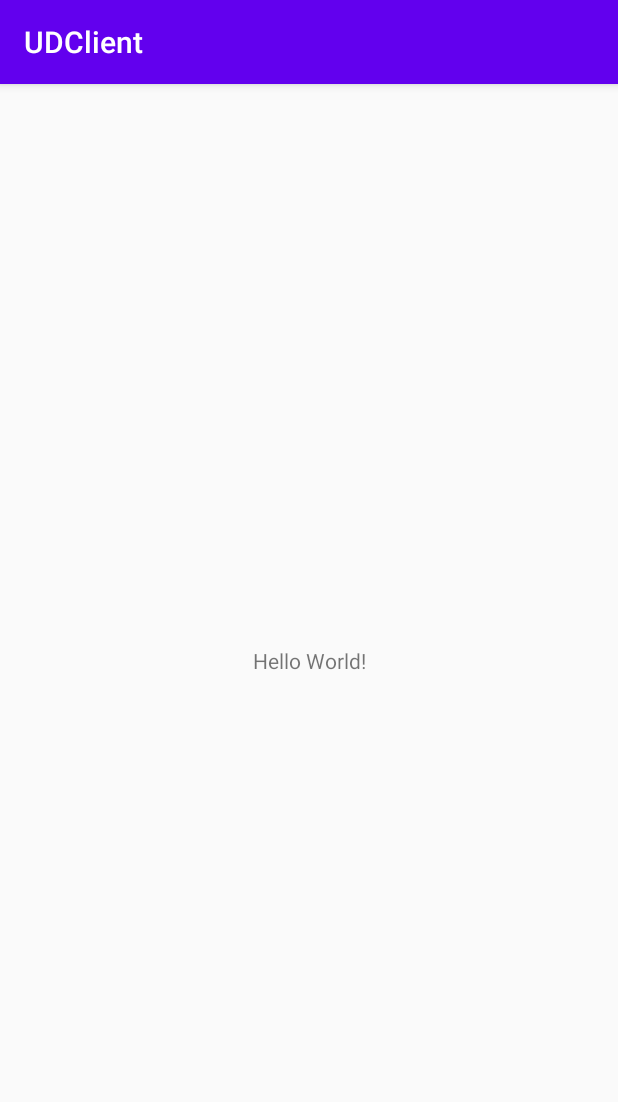
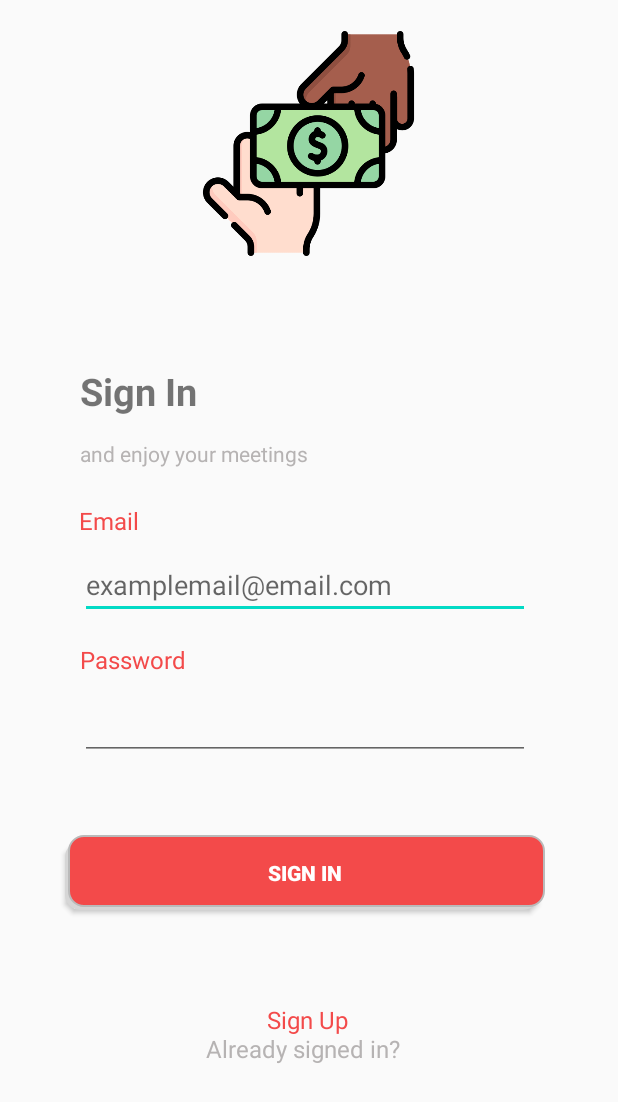
Before and after one commit to fay3r/Unforgotted_Debts_client, an Android app: the screen it shows after launch (MainActivity), on a phone screen of 412 x 824 dp. Shown: the top 1102 px of the screen. Run offline under Robolectric (Android 15) with nearby library versions, the phone set to English and light mode, and no system bars.

Commit message:
xml main activity

```diff
--- a/app/src/main/java/com/example/udclient/MainActivity.java
+++ b/app/src/main/java/com/example/udclient/MainActivity.java
@@ -3,6 +3,8 @@ package com.example.udclient;
 import androidx.appcompat.app.AppCompatActivity;
 
 import android.os.Bundle;
+import android.view.Window;
+import android.view.WindowManager;
 
 public class MainActivity extends AppCompatActivity {
 
--- /dev/null
+++ b/app/src/main/res/drawable/button_sign.xml
@@ -0,0 +1,23 @@
+<selector xmlns:android="http://schemas.android.com/apk/res/android">
+    <item>
+        <layer-list>
+            <item android:right="5dp" android:top="5dp">
+                <shape>
+                    <corners android:radius="10dp" />
+                    <solid android:color="#D6D6D6" />
+                </shape>
+            </item>
+            <item android:bottom="2dp" android:left="2dp">
+                <shape>
+                    <gradient android:angle="270"
+                        android:endColor="@color/main_theme_color" android:startColor="@color/main_theme_color" />
+                    <stroke android:width="1dp" android:color="#BABABA" />
+                    <corners android:radius="10dp" />
+                    <padding android:bottom="10dp" android:left="10dp"
+                        android:right="10dp" android:top="10dp" />
+                </shape>
+            </item>
+        </layer-list>
+    </item>
+
+</selector>
--- a/app/src/main/res/layout/activity_main.xml
+++ b/app/src/main/res/layout/activity_main.xml
@@ -6,13 +6,143 @@
     android:layout_height="match_parent"
     tools:context=".MainActivity">
 
+    <EditText
+        android:id="@+id/email"
+        android:layout_width="300dp"
+        android:layout_height="40dp"
+        android:autofillHints="@string/example_mail"
+        android:ems="10"
+        android:hint="@string/example_mail"
+        android:inputType="textPersonName"
+        app:layout_constraintBottom_toBottomOf="parent"
+        app:layout_constraintEnd_toEndOf="parent"
+        app:layout_constraintHorizontal_bias="0.477"
+        app:layout_constraintStart_toStartOf="parent"
+        app:layout_constraintTop_toBottomOf="@+id/textView3"
+        app:layout_constraintVertical_bias="0.034" />
+
     <TextView
+        android:id="@+id/textView"
         android:layout_width="wrap_content"
         android:layout_height="wrap_content"
-        android:text="Hello World!"
-        app:layout_constraintBottom_toBottomOf="parent"
+        android:text="@string/sign_in"
+        android:textSize="25sp"
+        android:textStyle="bold"
+        app:layout_constraintBottom_toTopOf="@+id/textView2"
+        app:layout_constraintHorizontal_bias="0.159"
         app:layout_constraintLeft_toLeftOf="parent"
         app:layout_constraintRight_toRightOf="parent"
-        app:layout_constraintTop_toTopOf="parent" />
+        app:layout_constraintTop_toTopOf="parent"
+        app:layout_constraintVertical_bias="0.944" />
+
+    <TextView
+        android:id="@+id/sign_up"
+        android:layout_width="wrap_content"
+        android:layout_height="wrap_content"
+        android:layout_marginTop="252dp"
+        android:text="@string/sign_up"
+        android:textColor="@color/main_theme_color"
+        android:textSize="16sp"
+        app:layout_constraintBottom_toBottomOf="parent"
+        app:layout_constraintEnd_toEndOf="parent"
+        app:layout_constraintHorizontal_bias="0.498"
+        app:layout_constraintStart_toStartOf="parent"
+        app:layout_constraintTop_toBottomOf="@+id/email"
+        app:layout_constraintVertical_bias="0.027" />
+
+    <TextView
+        android:id="@+id/textView2"
+        android:layout_width="wrap_content"
+        android:layout_height="wrap_content"
+        android:text="@string/and_enjoy"
+        android:textColor="@color/font_light_color"
+        app:layout_constraintBottom_toBottomOf="parent"
+        app:layout_constraintEnd_toEndOf="parent"
+        app:layout_constraintHorizontal_bias="0.205"
+        app:layout_constraintStart_toStartOf="parent"
+        app:layout_constraintTop_toTopOf="parent"
+        app:layout_constraintVertical_bias="0.364" />
+
+    <TextView
+        android:id="@+id/textView4"
+        android:layout_width="wrap_content"
+        android:layout_height="wrap_content"
+        android:layout_marginTop="16dp"
+        android:text="@string/password"
+        android:textColor="@color/main_theme_color"
+        android:textSize="16sp"
+        app:layout_constraintEnd_toEndOf="parent"
+        app:layout_constraintHorizontal_bias="0.156"
+        app:layout_constraintStart_toStartOf="parent"
+        app:layout_constraintTop_toBottomOf="@+id/email" />
+
+    <TextView
+        android:id="@+id/textView5"
+        android:layout_width="wrap_content"
+        android:layout_height="wrap_content"
+        android:text="@string/already"
+        android:textColor="@color/font_light_color"
+        android:textSize="16sp"
+        app:layout_constraintBottom_toBottomOf="parent"
+        app:layout_constraintEnd_toEndOf="parent"
+        app:layout_constraintHorizontal_bias="0.485"
+        app:layout_constraintStart_toStartOf="parent"
+        app:layout_constraintTop_toTopOf="parent"
+        app:layout_constraintVertical_bias="0.858" />
+
+    <Button
+        android:id="@+id/btn_sign_in"
+        android:layout_width="320dp"
+        android:layout_height="50dp"
+        android:background="@drawable/button_sign"
+        android:text="@string/sign_in"
+        android:textColor="#FFF"
+        android:textStyle="bold"
+        app:layout_constraintBottom_toBottomOf="parent"
+        app:layout_constraintEnd_toEndOf="parent"
+        app:layout_constraintHorizontal_bias="0.472"
+        app:layout_constraintStart_toStartOf="parent"
+        app:layout_constraintTop_toBottomOf="@+id/password"
+        app:layout_constraintVertical_bias="0.186" />
+
+    <TextView
+        android:id="@+id/textView3"
+        android:layout_width="wrap_content"
+        android:layout_height="wrap_content"
+        android:layout_marginTop="24dp"
+        android:text="@string/email"
+        android:textColor="@color/main_theme_color"
+        android:textSize="16sp"
+        app:layout_constraintEnd_toEndOf="parent"
+        app:layout_constraintHorizontal_bias="0.142"
+        app:layout_constraintStart_toStartOf="parent"
+        app:layout_constraintTop_toBottomOf="@+id/textView2" />
+
+    <EditText
+        android:id="@+id/password"
+        android:layout_width="300dp"
+        android:layout_height="40dp"
+        android:autofillHints="@string/password"
+        android:ems="10"
+        android:inputType="textPassword"
+        android:labelFor="@id/password"
+        app:layout_constraintBottom_toBottomOf="parent"
+        app:layout_constraintEnd_toEndOf="parent"
+        app:layout_constraintHorizontal_bias="0.477"
+        app:layout_constraintStart_toStartOf="parent"
+        app:layout_constraintTop_toBottomOf="@+id/textView4"
+        app:layout_constraintVertical_bias="0.047" />
+
+    <ImageView
+        android:id="@+id/imageView"
+        android:layout_width="150dp"
+        android:layout_height="150dp"
+        app:layout_constraintBottom_toBottomOf="parent"
+        app:layout_constraintEnd_toEndOf="parent"
+        app:layout_constraintHorizontal_bias="0.498"
+        app:layout_constraintStart_toStartOf="parent"
+        app:layout_constraintTop_toTopOf="parent"
+        app:layout_constraintVertical_bias="0.031"
+        app:srcCompat="@mipmap/bribe" />
 
 </androidx.constraintlayout.widget.ConstraintLayout>
--- a/app/src/main/res/values/colors.xml
+++ b/app/src/main/res/values/colors.xml
@@ -3,4 +3,6 @@
     <color name="colorPrimary">#6200EE</color>
     <color name="colorPrimaryDark">#3700B3</color>
     <color name="colorAccent">#03DAC5</color>
+    <color name="font_light_color">#B6B3B3</color>
+    <color name="main_theme_color">#F34A4A</color>
 </resources>
--- a/app/src/main/res/values/strings.xml
+++ b/app/src/main/res/values/strings.xml
@@ -1,3 +1,10 @@
 <resources>
-    <string name="app_name">UDClient</string>
+    <string name="app_name">Unforgotten Debts</string>
+    <string name="and_enjoy">and enjoy your meetings</string>
+    <string name="email">Email</string>
+    <string name="password">Password</string>
+    <string name="sign_in">Sign In</string>
+    <string name="sign_up">Sign Up</string>
+    <string name="already">Already signed in?</string>
+    <string name="example_mail">examplemail@email.com</string>
 </resources>
--- a/app/src/main/res/values/styles.xml
+++ b/app/src/main/res/values/styles.xml
@@ -1,6 +1,6 @@
 <resources>
     <!-- Base application theme. -->
-    <style name="AppTheme" parent="Theme.AppCompat.Light.DarkActionBar">
+    <style name="AppTheme" parent="Theme.AppCompat.Light.NoActionBar">
         <!-- Customize your theme here. -->
         <item name="colorPrimary">@color/colorPrimary</item>
         <item name="colorPrimaryDark">@color/colorPrimaryDark</item>
--- a/build.gradle
+++ b/build.gradle
@@ -5,7 +5,7 @@ buildscript {
         jcenter()
     }
     dependencies {
-        classpath "com.android.tools.build:gradle:4.0.1"
+        classpath 'com.android.tools.build:gradle:4.1.0-alpha03'
 
         // NOTE: Do not place your application dependencies here; they belong
         // in the individual module build.gradle files
```
Also changed, not shown: app/src/main/res/mipmap-hdpi/bribe.png (added), gradle/wrapper/gradle-wrapper.properties.
